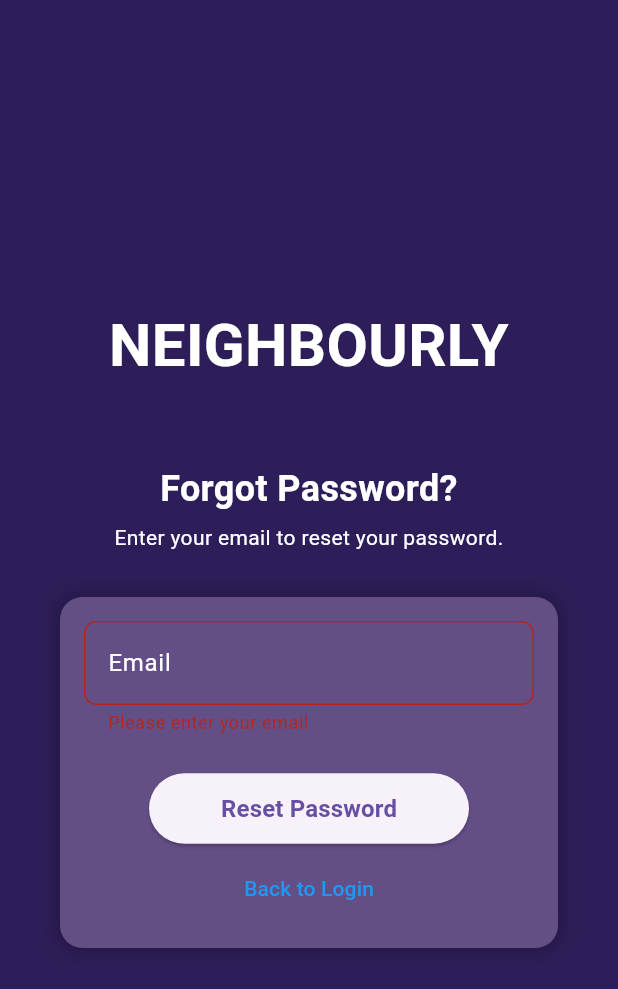
After one commit to sidharth1037/mini_project_neighbourly, a Flutter app: the ForgotPasswordScreen screen opened directly, after a tap on "Reset Password", on a phone screen of 412 x 824 dp. The commit adds this screen. Shown: the top 989 px of the screen. Run offline on Flutter 3.47's test engine with Material 3 defaults, Android fonts, the phone set to English and light mode, and no system bars; our stand-ins replace cloud_firestore, connectivity_plus, firebase_auth, firebase_core, shared_preferences; accounts and stored records are empty.

Commit message:
forgot passwd added

```diff
--- a/lib/screens/auth_service.dart
+++ b/lib/screens/auth_service.dart
@@ -2,6 +2,7 @@ import 'package:firebase_auth/firebase_auth.dart';
 import 'package:mini_ui/screens/screen_login.dart';
 import 'package:shared_preferences/shared_preferences.dart';
 import 'package:flutter/material.dart';
+import 'package:cloud_firestore/cloud_firestore.dart'; // Add this import for Firestore
 
 class AuthService {
   final FirebaseAuth _auth = FirebaseAuth.instance;
@@ -48,4 +49,41 @@ class AuthService {
       MaterialPageRoute(builder: (context) => const LogInScreen()),
     );
   }
+
+  Future<String> resetPassword(String email, BuildContext context) async {
+    try {
+      // Check if the email exists in any of the collections
+      final collections = [
+        "homebounds",
+        "volunteers",
+        "guardians",
+        "organizations"
+      ];
+      bool emailExists = false;
+
+      for (String collection in collections) {
+        final querySnapshot = await FirebaseFirestore.instance
+            .collection(collection)
+            .where('email', isEqualTo: email.trim())
+            .limit(1)
+            .get();
+
+        if (querySnapshot.docs.isNotEmpty) {
+          emailExists = true;
+          break;
+        }
+      }
+
+      if (!emailExists) {
+        // Clear any existing SnackBars before showing a new one
+        return 'Email not found';
+      }
+
+      // Proceed with sending the password reset email
+      await _auth.sendPasswordResetEmail(email: email);
+      return 'Password reset email sent. Please check your inbox.';
+    } catch (e) {
+      return 'Failed to send password reset email. Please try again.';
+    }
+  }
 }
--- /dev/null
+++ b/lib/screens/forgotpassword.dart
@@ -0,0 +1,174 @@
+import 'package:flutter/material.dart';
+import 'package:mini_ui/styles/styles.dart';
+import 'package:mini_ui/screens/auth_service.dart';
+
+class ForgotPasswordScreen extends StatefulWidget {
+  const ForgotPasswordScreen({super.key});
+
+  @override
+  ForgotPasswordScreenState createState() => ForgotPasswordScreenState();
+}
+
+class ForgotPasswordScreenState extends State<ForgotPasswordScreen> {
+  final _formKey = GlobalKey<FormState>();
+  final TextEditingController _emailController = TextEditingController();
+  bool _isLoading = false;
+  final _auth = AuthService();
+
+  @override
+  void dispose() {
+    _emailController.dispose();
+    super.dispose();
+  }
+
+  Future<void> _resetPassword() async {
+    if (!_formKey.currentState!.validate()) return;
+
+    setState(() => _isLoading = true);
+
+    try {
+      final message = await _auth.resetPassword(_emailController.text.trim(), context);
+      setState(() => _isLoading = false);
+
+      ScaffoldMessenger.of(context).showSnackBar(
+        SnackBar(content: Text(message)),
+      );
+    } catch (e) {
+      setState(() => _isLoading = false);
+      ScaffoldMessenger.of(context).showSnackBar(
+        const SnackBar(content: Text('An error occurred. Please try again.')),
+      );
+    }
+  }
+
+  @override
+  Widget build(BuildContext context) {
+    return Scaffold(
+      backgroundColor: Styles.darkPurple,
+      body: Padding(
+        padding: const EdgeInsets.all(20.0),
+        child: Center(
+          child: ListView(
+            shrinkWrap: true,
+            padding: const EdgeInsets.all(10.0),
+            children: [
+              const SizedBox(height: 20),
+              const Text(
+                "NEIGHBOURLY",
+                style: TextStyle(
+                  fontSize: 40,
+                  fontWeight: FontWeight.bold,
+                  color: Colors.white,
+                ),
+                textAlign: TextAlign.center,
+              ),
+              const SizedBox(height: 50),
+              const Text(
+                "Forgot Password?",
+                style: TextStyle(
+                  fontSize: 24,
+                  fontWeight: FontWeight.bold,
+                  color: Colors.white,
+                ),
+                textAlign: TextAlign.center,
+              ),
+              SizedBox(height: 5),
+              const Text(
+                "Enter your email to reset your password.",
+                style: TextStyle(
+                  fontSize: 14,
+                  color: Colors.white,
+                ),
+                textAlign: TextAlign.center,
+              ),
+              const SizedBox(height: 20),
+              Container(
+                margin: const EdgeInsets.all(10.0),
+                padding: const EdgeInsets.all(16.0),
+                width: MediaQuery.of(context).size.width * 0.9,
+                decoration: BoxDecoration(
+                  borderRadius: BorderRadius.circular(15),
+                  color: Styles.mildPurple,
+                  boxShadow: const [
+                    BoxShadow(
+                      color: Color.fromARGB(66, 0, 0, 0),
+                      blurRadius: 10,
+                      spreadRadius: 2,
+                    ),
+                  ],
+                ),
+                child: Form(
+                  key: _formKey,
+                  child: Column(
+                    mainAxisSize: MainAxisSize.min,
+                    crossAxisAlignment: CrossAxisAlignment.center,
+                    children: [
+                      TextFormField(
+                        cursorColor: Colors.white,
+                        controller: _emailController,
+                        style: const TextStyle(color: Colors.white),
+                        decoration: InputDecoration(
+                          labelText: 'Email',
+                          border: OutlineInputBorder(
+                            borderRadius: BorderRadius.circular(8.0),
+                            borderSide: const BorderSide(color: Colors.white),
+                          ),
+                          enabledBorder: OutlineInputBorder(
+                            borderRadius: BorderRadius.circular(8.0),
+                            borderSide: const BorderSide(color: Colors.white),
+                          ),
+                          focusedBorder: OutlineInputBorder(
+                            borderRadius: BorderRadius.circular(8.0),
+                            borderSide: const BorderSide(color: Colors.white),
+                          ),
+                          labelStyle: const TextStyle(color: Colors.white),
+                        ),
+                        keyboardType: TextInputType.emailAddress,
+                        validator: (value) {
+                          if (value == null || value.isEmpty) {
+                            return 'Please enter your email';
+                          } else if (!RegExp(
+                                  r'^[a-zA-Z0-9_.+-]+@[a-zA-Z0-9-]+\.[a-zA-Z0-9-.]+$')
+                              .hasMatch(value)) {
+                            return 'Enter a valid email';
+                          }
+                          return null;
+                        },
+                      ),
+                      const SizedBox(height: 25),
+                      _isLoading
+                          ? const CircularProgressIndicator(color: Colors.white)
+                          : ElevatedButton(
+                              onPressed: _resetPassword,
+                              child: const Padding(
+                                padding: EdgeInsets.symmetric(
+                                    vertical: 12.0, horizontal: 24.0),
+                                child: Text(
+                                  'Reset Password',
+                                  style: TextStyle(
+                                      fontSize: 16,
+                                      fontWeight: FontWeight.w600),
+                                ),
+                              ),
+                            ),
+                      const SizedBox(height: 5),
+                      TextButton(
+                        onPressed: () {
+                          Navigator.pop(context);
+                        },
+                        child: const Text(
+                          "Back to Login",
+                          style: TextStyle(color: Colors.blue, fontSize: 14),
+                        ),
+                      ),
+                    ],
+                  ),
+                ),
+              ),
+            ],
+          ),
+        ),
+      ),
+    );
+  }
+}
--- a/lib/screens/screen_login.dart
+++ b/lib/screens/screen_login.dart
@@ -1,14 +1,13 @@
 import 'package:flutter/material.dart';
 // import 'package:mini_ui/navbar.dart';
 import 'package:mini_ui/screens/auth_service.dart';
+import 'package:mini_ui/screens/forgotpassword.dart';
 import 'package:mini_ui/splash.dart';
 import 'package:mini_ui/styles/styles.dart';
 import 'screen_signup.dart';
 import 'package:connectivity_plus/connectivity_plus.dart';
 import 'package:cloud_firestore/cloud_firestore.dart';
 import 'package:shared_preferences/shared_preferences.dart';
-
-
 
 class LogInScreen extends StatefulWidget {
   const LogInScreen({super.key});
@@ -50,9 +49,13 @@ class LoginScreenState extends State<LogInScreen> {
       );
 
       if (user != null) {
-
         // Check each collection for the email
-        List<String> collections = ['homebound', 'volunteers', 'guardians', 'organization'];
+        List<String> collections = [
+          'homebound',
+          'volunteers',
+          'guardians',
+          'organization'
+        ];
         String? userType;
 
         for (String collection in collections) {
@@ -88,11 +91,14 @@ class LoginScreenState extends State<LogInScreen> {
           await prefs.setString('userName', userData?['name'] ?? '');
           await prefs.setString('userEmail', userData?['email'] ?? '');
           await prefs.setString('userAddress', userData?['address'] ?? '');
-          await prefs.setString('neighbourhoodId', userData?['neighbourhoodId'] ?? '');
+          await prefs.setString(
+              'neighbourhoodId', userData?['neighbourhoodId'] ?? '');
           await prefs.setString('orgName', userData?['orgName'] ?? 'none');
           await prefs.setString('orgId', userData?['orgId'] ?? '');
-          await prefs.setStringList('services', userData?['services']?.cast<String>() ?? []);
-
+          await prefs.setStringList(
+              'services', userData?['services']?.cast<String>() ?? []);
+          final amount = userData?['amount'] ?? 0; // Default to 0 if not found
+          await prefs.setInt('amount', amount);
           setState(() => _isLoading = false);
           _goToHome();
           return 'success';
@@ -158,7 +164,6 @@ class LoginScreenState extends State<LogInScreen> {
               ),
               const SizedBox(height: 20),
               Container(
-
                 margin: const EdgeInsets.all(10.0),
                 padding: const EdgeInsets.all(16.0),
                 width: MediaQuery.of(context).size.width * 0.9,
@@ -253,17 +258,18 @@ class LoginScreenState extends State<LogInScreen> {
                           return null;
                         },
                       ),
-                      const SizedBox(height: 20),
+
+                      const SizedBox(height: 25),
                       _isLoading
-                          ? const CircularProgressIndicator(
-                              color: Colors.white)
+                          ? const CircularProgressIndicator(color: Colors.white)
                           : ElevatedButton(
                               onPressed: () async {
                                 final message = await _login();
                                 if (mounted) {
                                   setState(() {
-                                      if( message != "success") {
-                                        ScaffoldMessenger.of(context).showSnackBar(
+                                    if (message != "success") {
+                                      ScaffoldMessenger.of(context)
+                                          .showSnackBar(
                                         SnackBar(content: Text(message)),
                                       );
                                     }
@@ -273,24 +279,47 @@ class LoginScreenState extends State<LogInScreen> {
                               child: const Padding(
                                 padding: EdgeInsets.symmetric(
                                     vertical: 12.0, horizontal: 24.0),
-                                child: Text('Log In', style: TextStyle(fontSize: 16, fontWeight: FontWeight.w600),),
+                                child: Text(
+                                  'Log In',
+                                  style: TextStyle(
+                                      fontSize: 16,
+                                      fontWeight: FontWeight.w600),
                                 ),
                               ),
-                      const SizedBox(height: 10),
+                            ),
+                      const SizedBox(height: 5),
+                      Wrap(alignment: WrapAlignment.start, children: [
+                        TextButton(
+                          onPressed: () {
+                            //Navigate to Forgot Password screen or handle password reset logic
+                            Navigator.push(
+                              context,
+                              MaterialPageRoute(
+                                builder: (context) =>
+                                    const ForgotPasswordScreen(),
+                              ),
+                            );
+                          },
+                          child: const Text(
+                            "Forgot Password?",
+                            style: TextStyle(color: Colors.blue, fontSize: 16),
+                          ),
+                        ),
+                      ]),
+                      // Adjusted height
                       Wrap(
                         alignment: WrapAlignment.center,
                         crossAxisAlignment: WrapCrossAlignment.center,
                         children: [
                           const Text("Don't have an account?",
-                              style: TextStyle(
-                                  color: Colors.white, fontSize: 16)),
+                              style:
+                                  TextStyle(color: Colors.white, fontSize: 16)),
                           TextButton(
                             onPressed: () {
                               Navigator.push(
                                 context,
                                 MaterialPageRoute(
-                                    builder: (context) =>
-                                        const SignUpScreen()),
+                                    builder: (context) => const SignUpScreen()),
                               );
                             },
                             child: const Text(
--- a/lib/screens/screen_signup.dart
+++ b/lib/screens/screen_signup.dart
@@ -63,7 +63,12 @@ class SignUpScreenState extends State<SignUpScreen> {
 
     try {
       // Check if the email already exists in any of the collections
-      final collections = ["homebounds", "volunteers", "guardians", "organizations"];
+      final collections = [
+        "homebounds",
+        "volunteers",
+        "guardians",
+        "organizations"
+      ];
       for (String collection in collections) {
         final querySnapshot = await FirebaseFirestore.instance
             .collection(collection)
@@ -113,6 +118,7 @@ class SignUpScreenState extends State<SignUpScreen> {
           "role": _selectedRole,
           "age": age,
           "createdAt": FieldValue.serverTimestamp(),
+          "amount": 0,
         };
 
         if (_selectedRole == "Homebound") {
@@ -256,15 +262,18 @@ class SignUpScreenState extends State<SignUpScreen> {
                                   String result = await _signUp();
                                   if (mounted) {
                                     setState(() {
-                                      ScaffoldMessenger.of(context).showSnackBar(
+                                      ScaffoldMessenger.of(context)
+                                          .showSnackBar(
                                         SnackBar(content: Text(result)),
                                       );
 
-                                      if( result == "Account created successfully! Please Log In.") {
+                                      if (result ==
+                                          "Account created successfully! Please Log In.") {
                                         Navigator.pushReplacement(
                                           context,
                                           MaterialPageRoute(
-                                            builder: (context) => const LogInScreen(),
+                                            builder: (context) =>
+                                                const LogInScreen(),
                                           ),
                                         );
                                       }
@@ -274,7 +283,12 @@ class SignUpScreenState extends State<SignUpScreen> {
                                 child: const Padding(
                                   padding: EdgeInsets.symmetric(
                                       vertical: 12.0, horizontal: 24.0),
-                                  child: Text('Sign Up', style: TextStyle(fontSize: 16, fontWeight: FontWeight.w600),),
+                                  child: Text(
+                                    'Sign Up',
+                                    style: TextStyle(
+                                        fontSize: 16,
+                                        fontWeight: FontWeight.w600),
+                                  ),
                                 ),
                               ),
                         Wrap(
@@ -358,7 +372,8 @@ class SignUpScreenState extends State<SignUpScreen> {
           );
         }).toList(),
         onChanged: (value) => setState(() => _selectedGender = value!),
-        icon: const Icon(Icons.arrow_drop_down, color: Colors.white), // Set arrow color to white
+        icon: const Icon(Icons.arrow_drop_down,
+            color: Colors.white), // Set arrow color to white
         decoration: InputDecoration(
           labelText: "Gender",
           labelStyle: const TextStyle(color: Styles.white),
```
Lines whose indentation alone changed are shown as unchanged.
